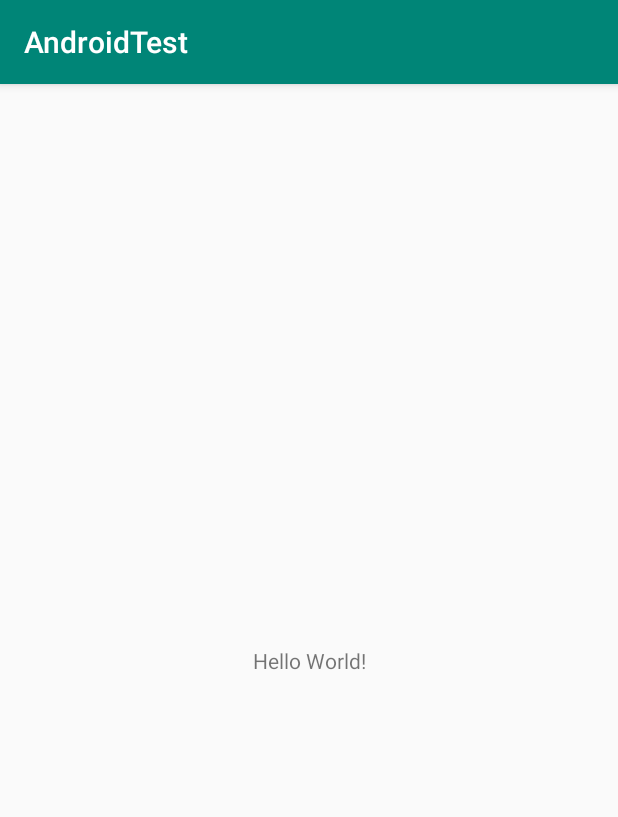
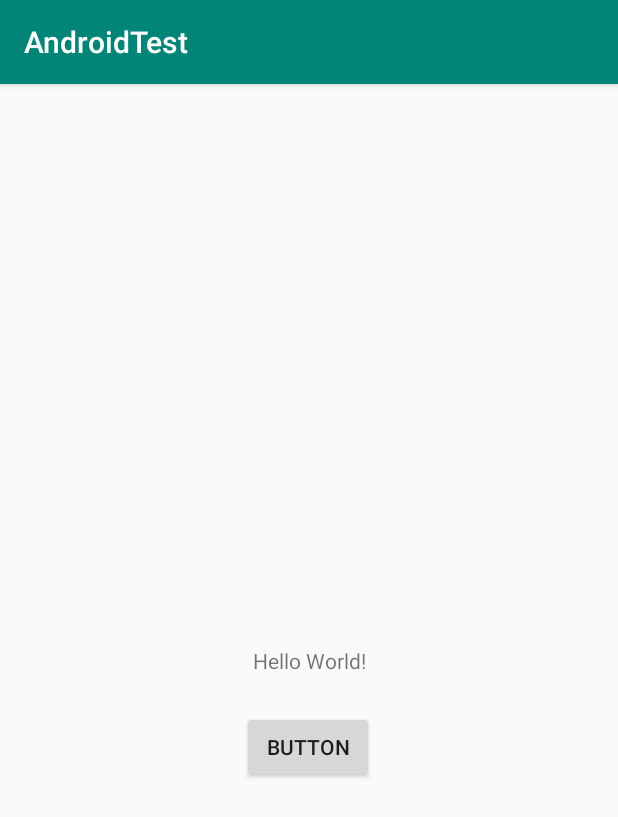
Before and after one commit to ruymed/AndroidTest, an Android app: the screen it shows after launch (MainActivity), on a phone screen of 412 x 824 dp. Shown: the top 817 px of the screen. Run offline under Robolectric (Android 15) with nearby library versions, the phone set to English and light mode, and no system bars.

Commit message:
added a button

```diff
--- a/app/src/main/res/layout/activity_main.xml
+++ b/app/src/main/res/layout/activity_main.xml
@@ -14,6 +14,13 @@
             app:layout_constraintBottom_toBottomOf="parent"
             app:layout_constraintLeft_toLeftOf="parent"
             app:layout_constraintRight_toRightOf="parent"
-            app:layout_constraintTop_toTopOf="parent"/>
+            app:layout_constraintTop_toTopOf="parent" android:id="@+id/textView"/>
+    <Button
+            android:text="Button"
+            android:layout_width="wrap_content"
+            android:layout_height="wrap_content"
+            android:id="@+id/button" app:layout_constraintStart_toStartOf="parent"
+            app:layout_constraintHorizontal_bias="0.498" app:layout_constraintEnd_toEndOf="parent"
+            android:layout_marginTop="24dp" app:layout_constraintTop_toBottomOf="@+id/textView"/>
 
 </android.support.constraint.ConstraintLayout>
```
